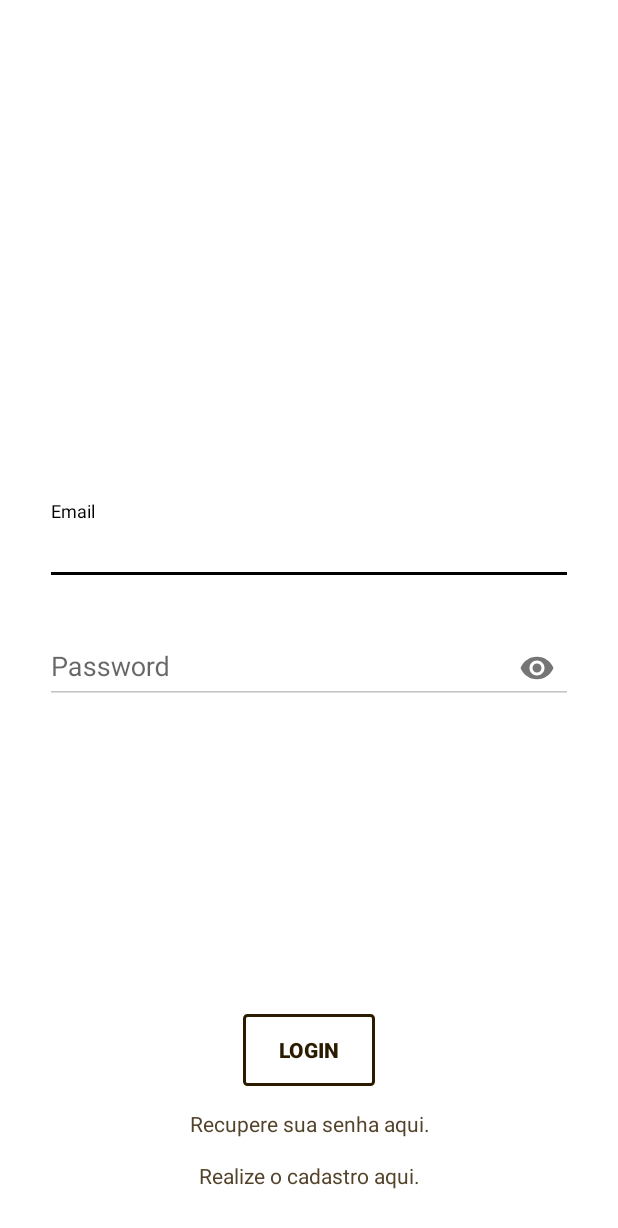
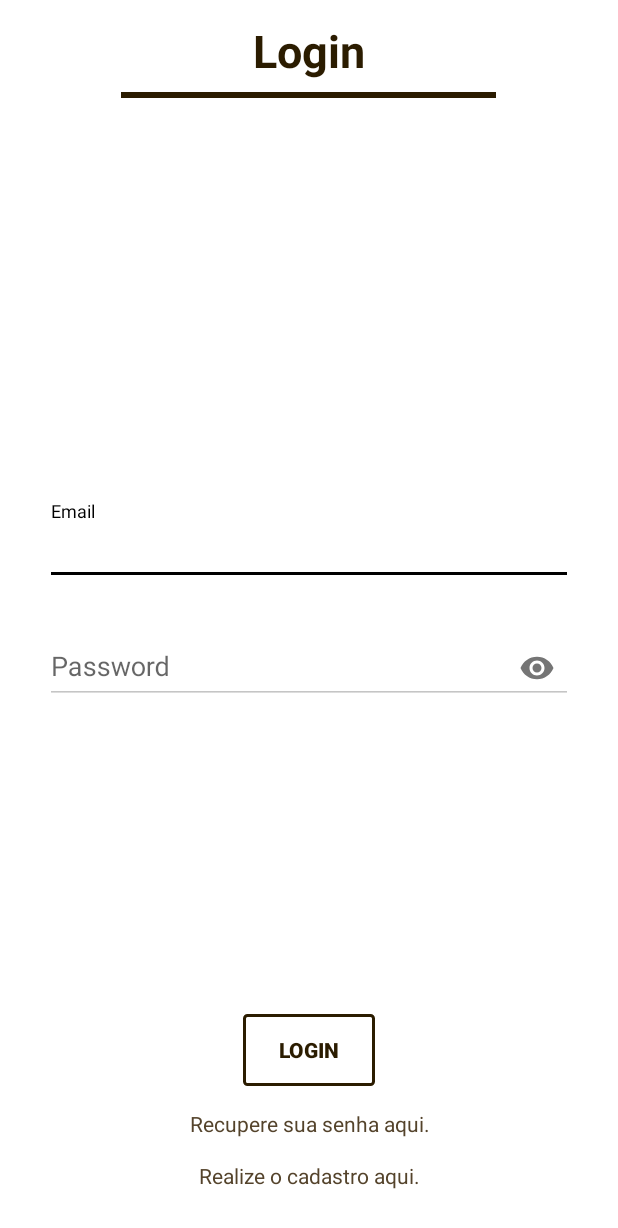
Before and after one commit to alefersaljr/iQueFome_Kotlin_Restaurante, an Android app: the screen it shows after launch (RestauranteLogin), on a phone screen of 412 x 824 dp. Shown: the top 1228 px of the screen. Run offline under Robolectric (Android 15) with nearby library versions, the phone set to English and light mode, and no system bars; our stand-ins replace Firebase (no records; nobody signed in at launch, a user with empty details on screens opened directly).

Commit message:
05/07/2019

```diff
--- a/app/src/main/res/layout/activity_restaurante_login.xml
+++ b/app/src/main/res/layout/activity_restaurante_login.xml
@@ -6,6 +6,30 @@
         android:layout_width="match_parent" android:layout_height="match_parent"
         android:background="@android:color/white"
         tools:context=".RestauranteLogin">
+
+    <TextView
+            android:id="@+id/login_Title_Login"
+            android:layout_width="match_parent"
+            android:layout_height="56sp"
+            android:paddingTop="13sp"
+            android:text="Login"
+            android:textAlignment="center"
+            android:textSize="30sp"
+            android:textStyle="bold"
+            android:textColor="@color/text_color_dark"/>
+
+    <View
+            android:id="@+id/login_View_Title"
+            android:layout_width="250sp"
+            android:layout_height="4sp"
+            android:layout_margin="5sp"
+            android:layout_centerHorizontal="true"
+            android:background="@color/text_color_dark"
+            android:layout_below="@+id/login_Title_Login"/>
+
+    <include
+            android:id="@+id/login_Toolbar"
+            layout="@layout/layout_toolbar"/>
 
     <!--<ImageView-->
     <!--android:layout_width="match_parent"-->
```
